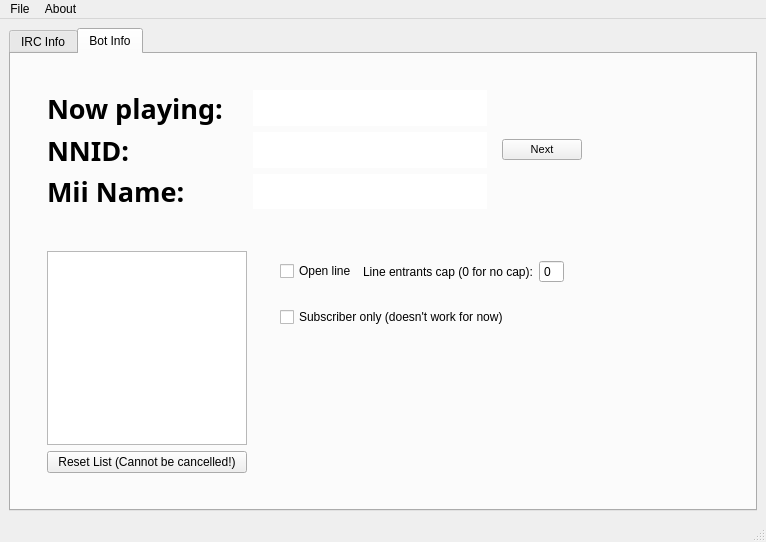
Above: Larbot/ui/mainwindow.ui from RLejolivet/Larbot before the change. Below: the same form after it.
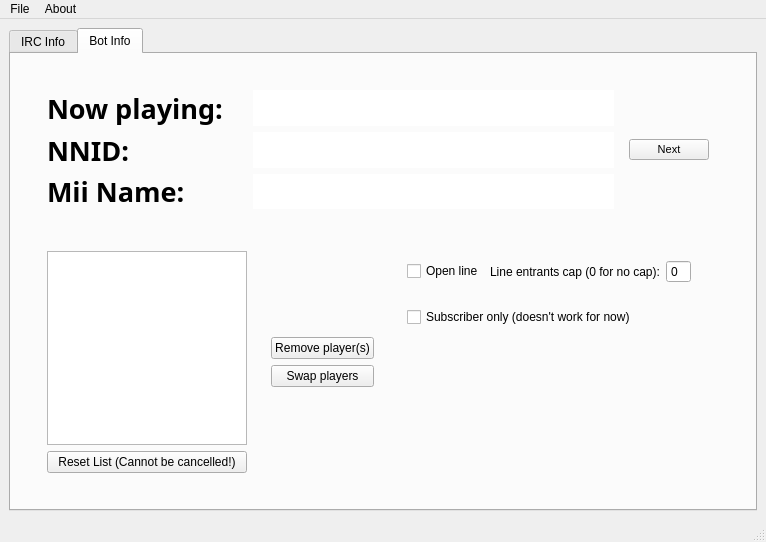
That is the form after the change.

Commit message: Added memory for the current player aside from the fields in the UI Added !drop and !swap commands, as well as buttons for them on the UI Current player and line are correctly displayed on restart (they were still correct but not displayed before)

What changed in the file:
```diff
--- a/Larbot/ui/mainwindow.ui
+++ b/Larbot/ui/mainwindow.ui
@@ -389,48 +389,6 @@
               <item>
                <widget class="QWidget" name="widget_8" native="true">
                 <layout class="QVBoxLayout" name="verticalLayout_4">
-                 <item>
-                  <widget class="QLineEdit" name="mii_name_line_edit">
-                   <property name="font">
-                    <font>
-                     <family>Myriad Pro</family>
-                     <pointsize>20</pointsize>
-                     <weight>75</weight>
-                     <bold>true</bold>
-                    </font>
-                   </property>
-                   <property name="autoFillBackground">
-                    <bool>false</bool>
-                   </property>
-                   <property name="frame">
-                    <bool>false</bool>
-                   </property>
-                   <property name="readOnly">
-                    <bool>true</bool>
-                   </property>
-                  </widget>
-                 </item>
-                 <item>
-                  <widget class="QLineEdit" name="player_NNID_line_edit">
-                   <property name="font">
-                    <font>
-                     <family>Myriad Pro</family>
-                     <pointsize>20</pointsize>
-                     <weight>75</weight>
-                     <bold>true</bold>
-                    </font>
-                   </property>
-                   <property name="autoFillBackground">
-                    <bool>false</bool>
-                   </property>
-                   <property name="frame">
-                    <bool>false</bool>
-                   </property>
-                   <property name="readOnly">
-                    <bool>true</bool>
-                   </property>
-                  </widget>
-                 </item>
                  <item>
                   <widget class="QLineEdit" name="player_name_line_edit">
                    <property name="font">
@@ -452,6 +410,48 @@
                    </property>
                   </widget>
                  </item>
+                 <item>
+                  <widget class="QLineEdit" name="player_NNID_line_edit">
+                   <property name="font">
+                    <font>
+                     <family>Myriad Pro</family>
+                     <pointsize>20</pointsize>
+                     <weight>75</weight>
+                     <bold>true</bold>
+                    </font>
+                   </property>
+                   <property name="autoFillBackground">
+                    <bool>false</bool>
+                   </property>
+                   <property name="frame">
+                    <bool>false</bool>
+                   </property>
+                   <property name="readOnly">
+                    <bool>true</bool>
+                   </property>
+                  </widget>
+                 </item>
+                 <item>
+                  <widget class="QLineEdit" name="mii_name_line_edit">
+                   <property name="font">
+                    <font>
+                     <family>Myriad Pro</family>
+                     <pointsize>20</pointsize>
+                     <weight>75</weight>
+                     <bold>true</bold>
+                    </font>
+                   </property>
+                   <property name="autoFillBackground">
+                    <bool>false</bool>
+                   </property>
+                   <property name="frame">
+                    <bool>false</bool>
+                   </property>
+                   <property name="readOnly">
+                    <bool>true</bool>
+                   </property>
+                  </widget>
+                 </item>
                 </layout>
                </widget>
               </item>
@@ -518,6 +518,52 @@
                 </layout>
                </widget>
               </item>
+              <item>
+               <widget class="QWidget" name="widget_14" native="true">
+                <layout class="QVBoxLayout" name="verticalLayout_3">
+                 <item>
+                  <spacer name="verticalSpacer_5">
+                   <property name="orientation">
+                    <enum>Qt::Vertical</enum>
+                   </property>
+                   <property name="sizeHint" stdset="0">
+                    <size>
+                     <width>20</width>
+                     <height>40</height>
+                    </size>
+                   </property>
+                  </spacer>
+                 </item>
+                 <item>
+                  <widget class="QPushButton" name="remove_button">
+                   <property name="text">
+                    <string>Remove player(s)</string>
+                   </property>
+                  </widget>
+                 </item>
+                 <item>
+                  <widget class="QPushButton" name="swap_button">
+                   <property name="text">
+                    <string>Swap players</string>
+                   </property>
+                  </widget>
+                 </item>
+                 <item>
+                  <spacer name="verticalSpacer_4">
+                   <property name="orientation">
+                    <enum>Qt::Vertical</enum>
+                   </property>
+                   <property name="sizeHint" stdset="0">
+                    <size>
+                     <width>20</width>
+                     <height>40</height>
+                    </size>
+                   </property>
+                  </spacer>
+                 </item>
+                </layout>
+               </widget>
+              </item>
               <item>
                <widget class="QWidget" name="widget_10" native="true">
                 <layout class="QVBoxLayout" name="verticalLayout_6">
```
Left out of the diff: 4 changed lines with no effect on the pictures. The commit also changes 7 other files.
